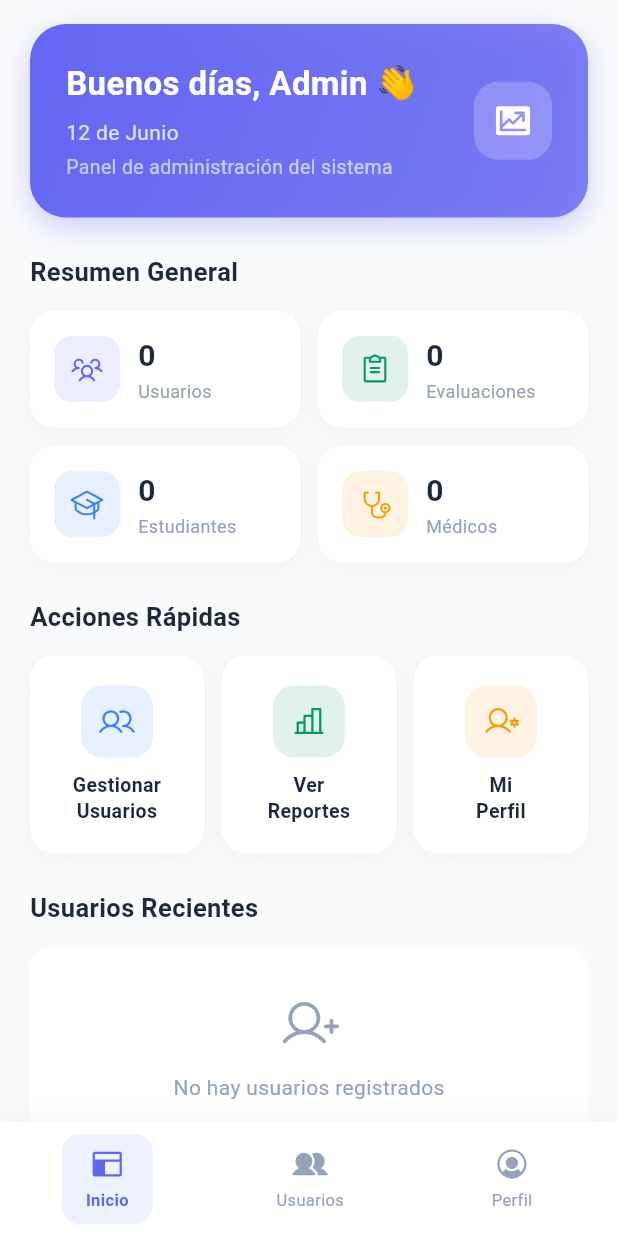
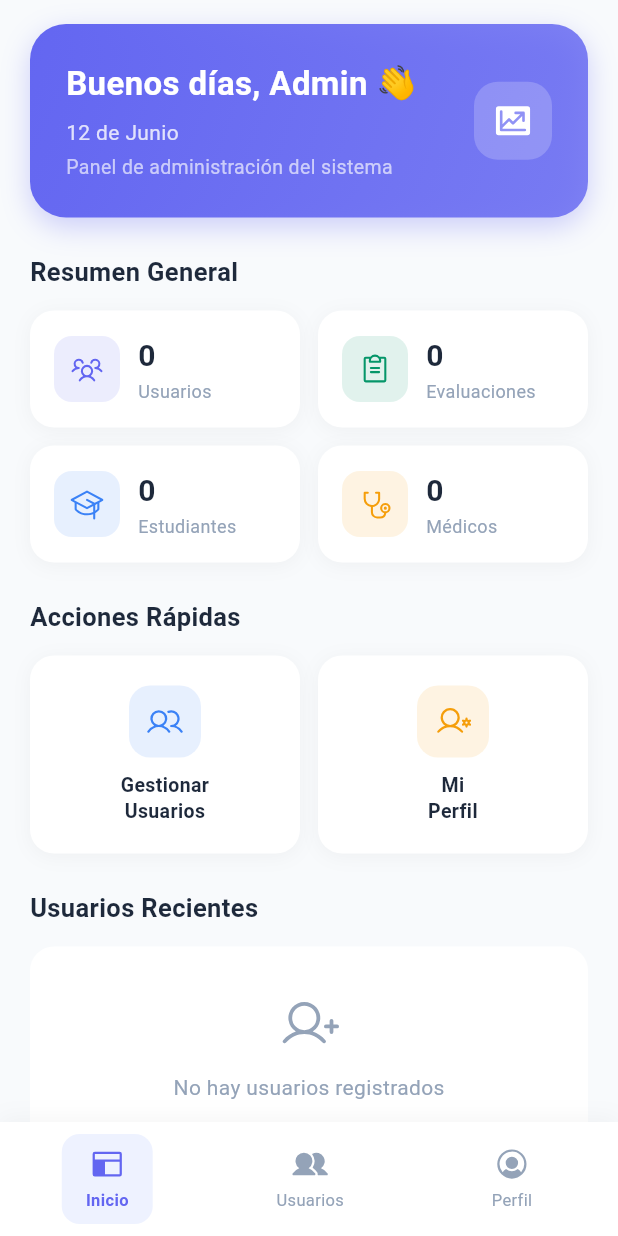
Before and after one commit to Renzoft/ansiedad-riesgo-ml-app, a Flutter app: the AdminHomeScreen screen opened by its route, on a phone screen of 412 x 824 dp. Run offline on Flutter 3.47's test engine with Material 3 defaults, Android fonts, the phone set to English and light mode, and no system bars; our stand-ins replace phosphor_flutter, shared_preferences; accounts and stored records are empty; network calls fail.

Commit message:
Eliminacion del boton de ver reportes

```diff
--- a/frontend/lib/views/admin/admin_home_screen.dart
+++ b/frontend/lib/views/admin/admin_home_screen.dart
@@ -611,16 +611,6 @@ class _AdminHomeScreenState extends State<AdminHomeScreen> {
             const SizedBox(width: 12),
             _buildActionCard(
               colors: colors,
-              icon: PhosphorIcons.chartBar(),
-              color: const Color(0xFF059669),
-              label: 'Ver\nReportes',
-              onTap: () {
-                setState(() => _currentNavIndex = 1);
-              },
-            ),
-            const SizedBox(width: 12),
-            _buildActionCard(
-              colors: colors,
               icon: PhosphorIcons.userGear(),
               color: const Color(0xFFF59E0B),
               label: 'Mi\nPerfil',
```
